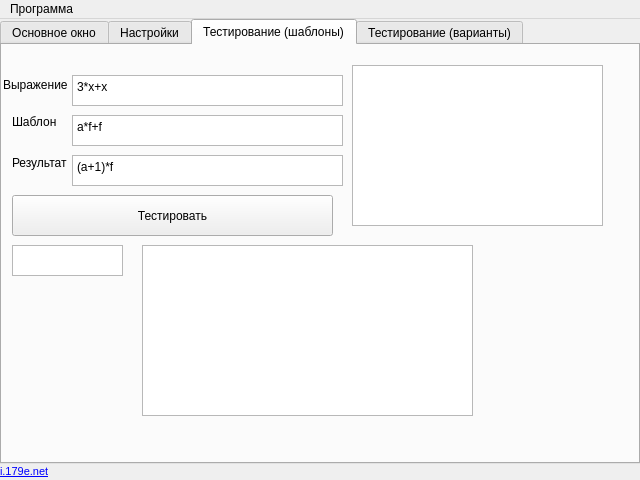
sergeivolodin/Diff, file diff.ui: the form before one commit.
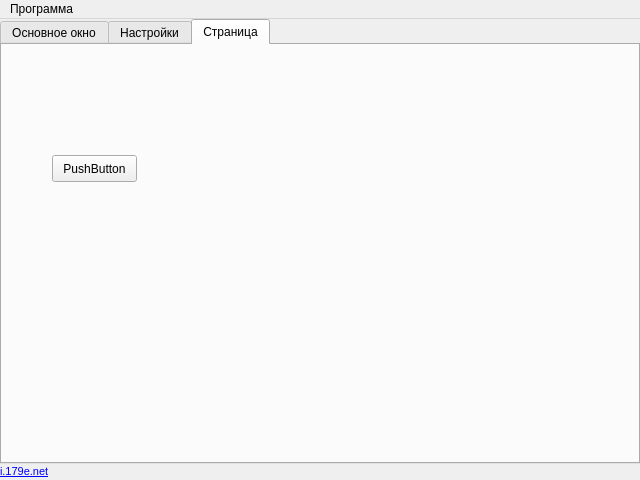
The form after the commit. The open tabs and pages were chosen to show the change.

```diff
--- a/diff.ui
+++ b/diff.ui
@@ -568,169 +568,20 @@
      </widget>
     </widget>
     <widget class="QWidget" name="tab">
-     <property name="enabled">
-      <bool>true</bool>
-     </property>
      <attribute name="title">
-      <string>Тестирование (шаблоны)</string>
+      <string>Страница</string>
      </attribute>
-     <widget class="QLabel" name="label_3">
-      <property name="geometry">
-       <rect>
-        <x>1</x>
-        <y>30</y>
-        <width>71</width>
-        <height>20</height>
-       </rect>
-      </property>
-      <property name="text">
-       <string>Выражение</string>
-      </property>
-     </widget>
-     <widget class="QLabel" name="label_4">
-      <property name="geometry">
-       <rect>
-        <x>10</x>
-        <y>70</y>
-        <width>52</width>
-        <height>13</height>
-       </rect>
-      </property>
-      <property name="text">
-       <string>Шаблон</string>
-      </property>
-     </widget>
      <widget class="QPushButton" name="pushButton">
       <property name="geometry">
        <rect>
-        <x>10</x>
-        <y>150</y>
-        <width>321</width>
-        <height>41</height>
-       </rect>
-      </property>
-      <property name="text">
-       <string>Тестировать</string>
-      </property>
-     </widget>
-     <widget class="QPlainTextEdit" name="teste">
-      <property name="geometry">
-       <rect>
-        <x>70</x>
-        <y>30</y>
-        <width>271</width>
-        <height>31</height>
-       </rect>
-      </property>
-      <property name="plainText">
-       <string>3*x+x</string>
-      </property>
-     </widget>
-     <widget class="QPlainTextEdit" name="testp">
-      <property name="geometry">
-       <rect>
-        <x>70</x>
-        <y>70</y>
-        <width>271</width>
-        <height>31</height>
-       </rect>
-      </property>
-      <property name="plainText">
-       <string>a*f+f</string>
-      </property>
-     </widget>
-     <widget class="QPlainTextEdit" name="testr">
-      <property name="geometry">
-       <rect>
-        <x>10</x>
-        <y>200</y>
-        <width>111</width>
-        <height>31</height>
-       </rect>
-      </property>
-     </widget>
-     <widget class="QPlainTextEdit" name="mreplacers">
-      <property name="geometry">
-       <rect>
-        <x>140</x>
-        <y>200</y>
-        <width>331</width>
-        <height>171</height>
-       </rect>
-      </property>
-     </widget>
-     <widget class="QLabel" name="label_8">
-      <property name="geometry">
-       <rect>
-        <x>10</x>
+        <x>50</x>
         <y>110</y>
-        <width>61</width>
-        <height>16</height>
+        <width>85</width>
+        <height>27</height>
        </rect>
       </property>
       <property name="text">
-       <string>Результат</string>
-      </property>
-     </widget>
-     <widget class="QPlainTextEdit" name="testr1">
-      <property name="geometry">
-       <rect>
-        <x>350</x>
-        <y>20</y>
-        <width>251</width>
-        <height>161</height>
-       </rect>
-      </property>
-     </widget>
-     <widget class="QPlainTextEdit" name="testr_2">
-      <property name="geometry">
-       <rect>
-        <x>70</x>
-        <y>110</y>
-        <width>271</width>
-        <height>31</height>
-       </rect>
-      </property>
-      <property name="plainText">
-       <string>(a+1)*f</string>
-      </property>
-     </widget>
-    </widget>
-    <widget class="QWidget" name="tab_2">
-     <attribute name="title">
-      <string>Тестирование (варианты)</string>
-     </attribute>
-     <widget class="QLineEdit" name="testv_src">
-      <property name="geometry">
-       <rect>
-        <x>0</x>
-        <y>10</y>
-        <width>291</width>
-        <height>41</height>
-       </rect>
-      </property>
-     </widget>
-     <widget class="QPlainTextEdit" name="testv_dest">
-      <property name="geometry">
-       <rect>
-        <x>0</x>
-        <y>60</y>
-        <width>431</width>
-        <height>351</height>
-       </rect>
-      </property>
-     </widget>
-     <widget class="QPushButton" name="testv_button">
-      <property name="geometry">
-       <rect>
-        <x>300</x>
-        <y>10</y>
-        <width>131</width>
-        <height>41</height>
-       </rect>
-      </property>
-      <property name="text">
-       <string>Варианты</string>
+       <string>PushButton</string>
       </property>
      </widget>
     </widget>
```
Left out of the diff: 118 changed lines with no effect on the pictures.
